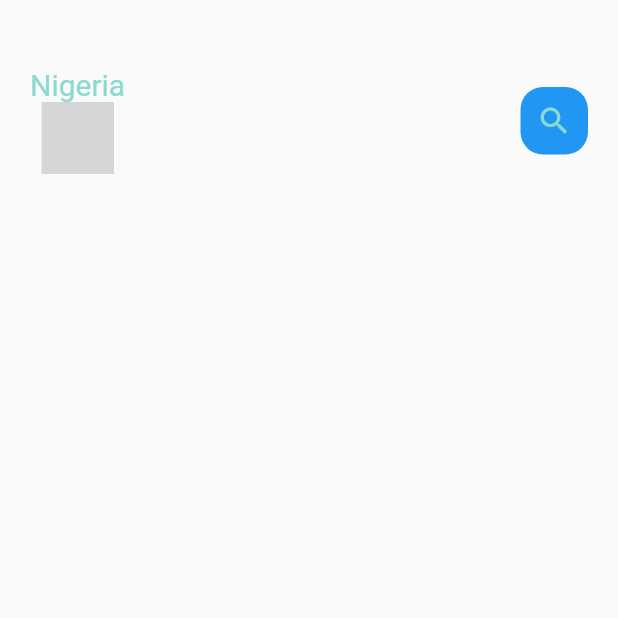
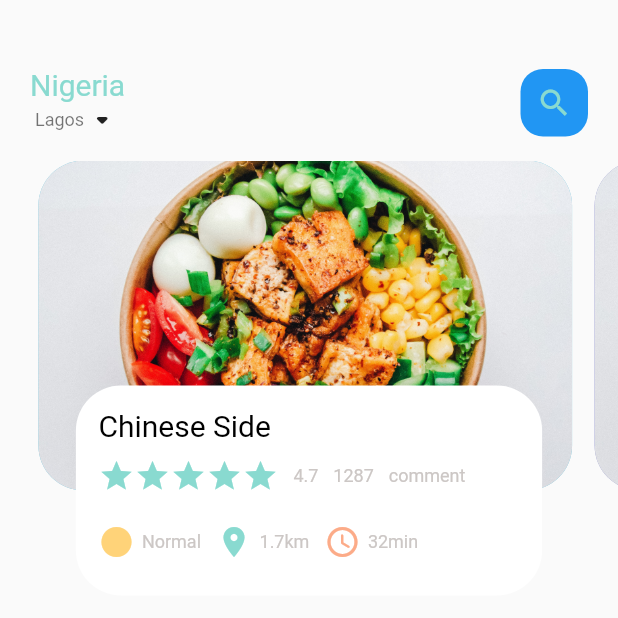
Before and after one commit to Horsmanayo/food_delivery_app_flutter, a Flutter app: the screen it shows after launch, on a phone screen of 412 x 824 dp, the top half of it. Run offline on Flutter 3.47's test engine with Material 2 defaults, Android fonts, the phone set to English and light mode, and no system bars; grey boxes are pictures that could not be loaded.

Commit message:
food page build

```diff
--- /dev/null
+++ b/lib/home/food_page.dart
@@ -0,0 +1,151 @@
+import 'package:flutter/material.dart';
+import 'package:food_delivery_app/utils/colors.dart';
+import 'package:food_delivery_app/widgets/big_text.dart';
+import 'package:food_delivery_app/widgets/icon_and_text_widget.dart';
+import 'package:food_delivery_app/widgets/small_text.dart';
+
+class FoodPage extends StatefulWidget {
+  const FoodPage({Key? key}) : super(key: key);
+
+  @override
+  _FoodPageState createState() => _FoodPageState();
+}
+
+class _FoodPageState extends State<FoodPage> {
+  PageController pageController = PageController(viewportFraction: 0.9);
+  var _currPageValue = 0.0;
+
+  @override
+  void initState() {
+    //this function is to get page value from pageController using the setState function
+    super.initState();
+    pageController.addListener(() {
+      //listening to whats happening in the pageController
+      setState(() {
+        _currPageValue = pageController.page!;
+      });
+    });
+  }
+
+  @override
+  void dispose() {
+    //this function is to clean up to avoid memory leak
+    pageController.dispose();
+  }
+
+  @override
+  Widget build(BuildContext context) {
+    return Container(
+      // color: Colors.redAccent,
+      height: 320,
+      child: PageView.builder(
+          controller: pageController,
+          itemCount: 5,
+          itemBuilder: (context, position) {
+            return _buildPageItem(position);
+          }),
+    );
+  }
+
+  Widget _buildPageItem(int index) {
+    return Stack(
+      children: [
+        Container(
+          height: 220,
+          margin: EdgeInsets.only(left: 5, right: 10),
+          decoration: BoxDecoration(
+              borderRadius: BorderRadius.circular(30),
+              color: index.isEven ? Color(0xFF69c5df) : Color(0xFF9294cc),
+              image: DecorationImage(
+                  fit: BoxFit.cover,
+                  image: AssetImage("assets/images/food01.jpg"))),
+        ),
+        Align(
+            //Align permits a container to be moved to any part of the website
+            alignment: Alignment.bottomCenter,
+            child: Container(
+              height: 140,
+              margin: EdgeInsets.only(left: 30, right: 30, bottom: 30),
+              decoration: BoxDecoration(
+                borderRadius: BorderRadius.circular(30),
+                color: Colors.white,
+              ),
+              child: Container(
+                padding: EdgeInsets.only(top: 15, left: 15, right: 15),
+                child: Column(
+                    crossAxisAlignment: CrossAxisAlignment.start,
+                    children: [
+                      BigText(
+                        text: "Chinese Side",
+                        color: Colors.black,
+                      ),
+                      SizedBox(
+                        height: 10,
+                      ),
+                      Row(
+                        children: [
+                          Wrap(
+                              children: List.generate(
+                                  5,
+                                  (index) => Icon(
+                                        Icons.star,
+                                        color: AppColors.mainColor,
+                                      ))),
+                          SizedBox(
+                            width: 10,
+                          ),
+                          SmallText(
+                            text: "4.7",
+                            color: AppColors.textColor,
+                          ),
+                          SizedBox(
+                            width: 10,
+                          ),
+                          SmallText(
+                            text: "1287",
+                            color: AppColors.textColor,
+                          ),
+                          SizedBox(
+                            width: 10,
+                          ),
+                          SmallText(
+                            text: "comment",
+                            color: AppColors.textColor,
+                          ),
+                          SizedBox(
+                            width: 10,
+                          ),
+                        ],
+                      ),
+                      SizedBox(
+                        height: 20,
+                      ),
+                      Row(
+                        children: [
+                          IconAndTextWidget(
+                              iconColor: AppColors.yellowColor,
+                              icon: Icons.circle_sharp,
+                              text: "Normal"),
+                          SizedBox(
+                            width: 10,
+                          ),
+                          IconAndTextWidget(
+                              iconColor: AppColors.mainColor,
+                              icon: Icons.location_on,
+                              text: "1.7km"),
+                          SizedBox(
+                            width: 10,
+                          ),
+                          IconAndTextWidget(
+                              iconColor: AppColors.iconColor2,
+                              icon: Icons.access_time_rounded,
+                              text: "32min")
+                        ],
+                      )
+                    ]),
+              ),
+            ))
+      ],
+    );
+  }
+}
--- a/lib/home/main_food_page.dart
+++ b/lib/home/main_food_page.dart
@@ -1,5 +1,6 @@
 import 'package:flutter/cupertino.dart';
 import 'package:flutter/material.dart';
+import 'package:food_delivery_app/home/food_page.dart';
 import 'package:food_delivery_app/utils/colors.dart';
 import 'package:food_delivery_app/widgets/big_text.dart';
 import 'package:food_delivery_app/widgets/small_text.dart';
@@ -32,7 +33,7 @@ class _MainFoodPageState extends State<MainFoodPage> {
                             SmallText(
                               text: "Lagos",
                               color: Colors.black54,
-                            )
+                            ),
                             Icon(Icons.arrow_drop_down_rounded)
                           ],
                         )
@@ -53,7 +54,8 @@ class _MainFoodPageState extends State<MainFoodPage> {
                       ),
                     )
                   ],
-                )))
+                ))),
+        FoodPage(),
       ],
     ));
   }
--- /dev/null
+++ b/lib/widgets/icon_and_text_widget.dart
@@ -0,0 +1,38 @@
+import 'package:flutter/material.dart';
+import 'package:flutter/src/widgets/framework.dart';
+import 'package:flutter/src/widgets/placeholder.dart';
+import 'package:food_delivery_app/utils/colors.dart';
+import 'package:food_delivery_app/widgets/small_text.dart';
+
+class IconAndTextWidget extends StatelessWidget {
+  final IconData icon; // passing icon
+  final String text;
+  final Color? color;
+  final Color iconColor;
+  const IconAndTextWidget(
+      {Key? key,
+      this.color = AppColors.textColor,
+      required this.iconColor,
+      required this.icon,
+      required this.text})
+      : super(key: key);
+
+  @override
+  Widget build(BuildContext context) {
+    return Row(
+      children: [
+        Icon(
+          icon,
+          color: iconColor,
+        ),
+        SizedBox(
+          width: 5,
+        ),
+        SmallText(
+          text: text,
+          color: color,
+        )
+      ],
+    );
+  }
+}
--- a/pubspec.yaml
+++ b/pubspec.yaml
@@ -60,6 +60,8 @@ flutter:
   # assets:
   #   - images/a_dot_burr.jpeg
   #   - images/a_dot_ham.jpeg
+  assets:
+    - assets/images/
   fonts:
     - family: Roboto
       fonts:
```
Also changed, not shown: assets/images/food01.jpg (added), assets/images/food02.jpg (added), assets/images/food03.jpg (added), assets/images/food04.jpg (added), 1 other file.
